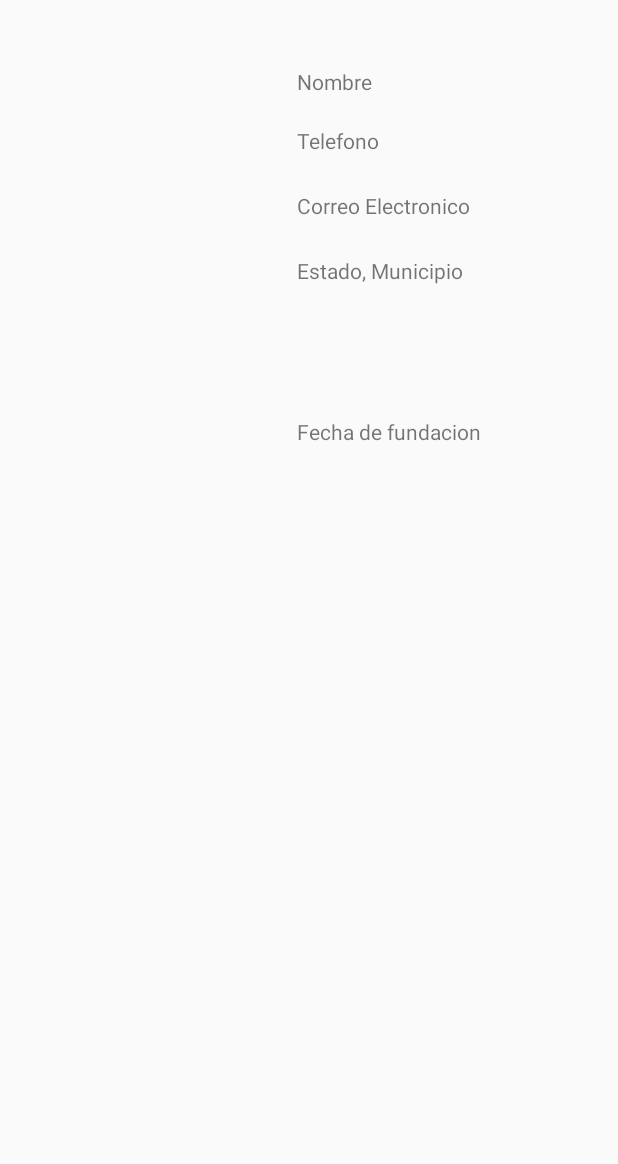
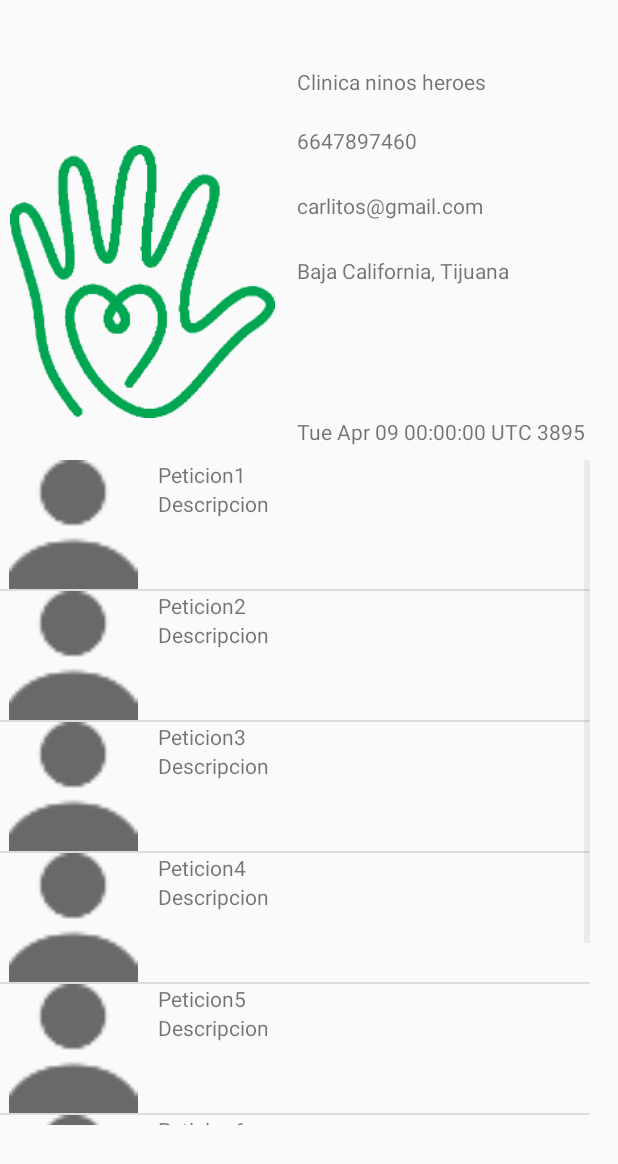
Before and after one commit to aaron-ta/appHack, an Android app: the BeneficiadoActivity screen opened directly, with no data from a screen before it, on a phone screen of 412 x 824 dp. Shown: the top 1164 px of the screen. Run offline under Robolectric (Android 15) with nearby library versions, the phone set to English and light mode, and no system bars.

Commit message:
Conexion entre actividades

```diff
--- a/app/src/main/java/com/example/apphack/Beneficiado.java
+++ b/app/src/main/java/com/example/apphack/Beneficiado.java
@@ -15,7 +15,7 @@ public class Beneficiado implements Serializable {
 
     public Beneficiado(String id_beneficiado, String nombre_clinica, String numero_cedula,
                        String telefono, String correo, String estado, String municipio,
-                       String id_paypal, Image foto, Date fecha_nacimiento) {
+                       String id_paypal, Date fecha_nacimiento) {
 
         this.id_beneficiado = id_beneficiado;
         this.nombre_clinica = nombre_clinica;
@@ -25,7 +25,7 @@ public class Beneficiado implements Serializable {
         this.estado = estado;
         this.municipio = municipio;
         this.id_paypal = id_paypal;
-        this.foto = foto;
+        //this.foto = foto;
         this.fecha_nacimiento = fecha_nacimiento;
     }
 
--- a/app/src/main/java/com/example/apphack/BeneficiadoActivity.java
+++ b/app/src/main/java/com/example/apphack/BeneficiadoActivity.java
@@ -1,12 +1,18 @@
 package com.example.apphack;
 
+import android.content.Intent;
 import android.support.v7.app.AppCompatActivity;
 import android.os.Bundle;
+import android.util.Log;
+import android.view.View;
+import android.widget.AdapterView;
 import android.widget.ImageView;
 import android.widget.ListView;
 import android.widget.TextView;
+import android.widget.Toast;
 
 import java.util.ArrayList;
+import java.util.Date;
 
 public class BeneficiadoActivity extends AppCompatActivity {
 
@@ -14,29 +20,58 @@ public class BeneficiadoActivity extends AppCompatActivity {
     private ArrayList<Peticion> lista_peticiones;
     private TextView txtNombre,txtTelfono,txtCorreo,txtEstado_Municipio,txtFechaFundacion;
     private ImageView imgBeneficiado;
-    private ListView listaview_peticiones;
+    private ListView listview_peticiones;
 
     @Override
     protected void onCreate(Bundle savedInstanceState) {
         super.onCreate(savedInstanceState);
         setContentView(R.layout.activity_beneficiado);
-        beneficiado = (Beneficiado) getIntent().getSerializableExtra("Beneficiado");
-        lista_peticiones = (ArrayList<Peticion>) getIntent().getSerializableExtra("lista_peticion");
 
+        //beneficiado = (Beneficiado) getIntent().getSerializableExtra("Beneficiado");
+        //lista_peticiones = (ArrayList<Peticion>) getIntent().getSerializableExtra("lista_peticion");
+        beneficiado = new Beneficiado("eqwe","Clinica ninos heroes",
+                "asdasda","6647897460", "carlitos@gmail.com",
+                "Baja California","Tijuana",
+                "AHE654ASRACC",new Date(1995,03,9));
+        lista_peticiones = getListaPeticiones();
+        imgBeneficiado = (ImageView) findViewById(R.id.imgBeneficado);
         txtNombre = (TextView) findViewById(R.id.txtNombre_clinica);
         txtTelfono = (TextView) findViewById(R.id.txtTelefono);
         txtCorreo = (TextView) findViewById(R.id.txtCorreo);
         txtEstado_Municipio = (TextView) findViewById(R.id.txtEstado_Municipio);
         txtFechaFundacion = (TextView) findViewById(R.id.txtFecha);
+        listview_peticiones = (ListView) findViewById(R.id.list_beneficiado_has_peticiones);
 
+        imgBeneficiado.setImageResource(R.drawable.logo);
         txtNombre.setText(beneficiado.getNombre_clinica());
         txtTelfono.setText(beneficiado.getTelefono());
         txtCorreo.setText(beneficiado.getCorreo());
         txtEstado_Municipio.setText(beneficiado.getEstado()+", "+beneficiado.getMunicipio());
+        txtFechaFundacion.setText(beneficiado.getFecha_nacimiento().toString());
 
-
-
+        listview_peticiones.setAdapter(new Adaptador(this,lista_peticiones));
+        AdapterView.OnItemClickListener listener = new AdapterView.OnItemClickListener() {
+            public void onItemClick(AdapterView<?> parent, View view, int position,
+                                    long id) {
+                Intent intentPeticion = new Intent(getApplicationContext(),PetitionActivity.class);
+                intentPeticion.putExtra("Peticion",lista_peticiones.get(position));
+                startActivity(intentPeticion);
+            }
+        };
+        listview_peticiones.setOnItemClickListener(listener);
     }
 
+    private ArrayList<Peticion> getListaPeticiones ()
+    {
+        ArrayList<Peticion> listItems = new ArrayList<>();
+        listItems.add(new Peticion("Peticion1","Descripcion",1,1.0f, 1.0f));
+        listItems.add(new Peticion("Peticion2","Descripcion",1,1.0f, 1.0f));
+        listItems.add(new Peticion("Peticion3","Descripcion",1,1.0f, 1.0f));
+        listItems.add(new Peticion("Peticion4","Descripcion",1,1.0f, 1.0f));
+        listItems.add(new Peticion("Peticion5","Descripcion",1,1.0f, 1.0f));
+        listItems.add(new Peticion("Peticion6","Descripcion",1,1.0f, 1.0f));
+        listItems.add(new Peticion("Peticion7","Descripcion",1,1.0f, 1.0f));
 
+        return listItems;
+    }
 }
--- a/app/src/main/java/com/example/apphack/MainActivity.java
+++ b/app/src/main/java/com/example/apphack/MainActivity.java
@@ -24,7 +24,7 @@ public class MainActivity extends AppCompatActivity {
             img.setVisibility(View.VISIBLE);
             logo = true;
         }
-        Intent intent = new Intent(this, PetitionActivity.class);
+        Intent intent = new Intent(this, BeneficiadoActivity.class);
         startActivity(intent);
     }
 
--- a/app/src/main/res/layout/activity_main.xml
+++ b/app/src/main/res/layout/activity_main.xml
@@ -85,7 +85,7 @@
         android:layout_marginTop="133dp"
         android:layout_marginEnd="138dp"
         android:layout_marginRight="138dp"
-        android:src="@drawable/logow" />
+        />
 
     <ImageView
         android:id="@+id/imageView16"
```
